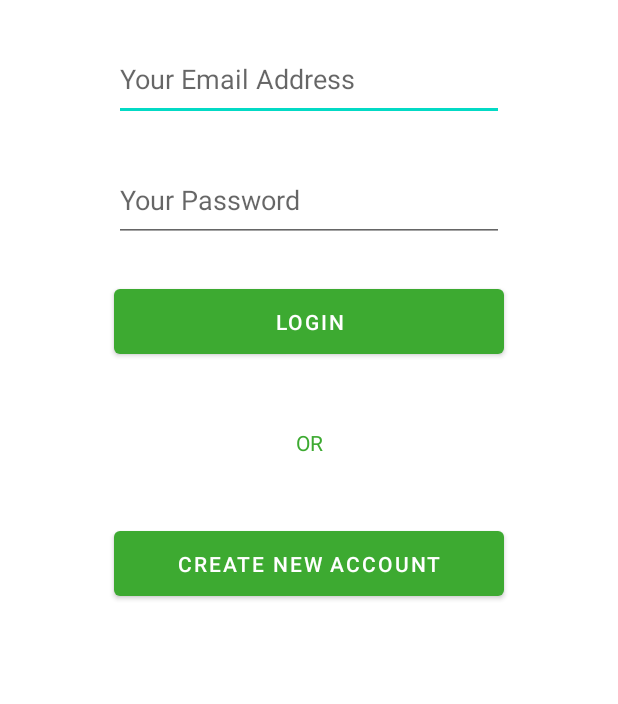
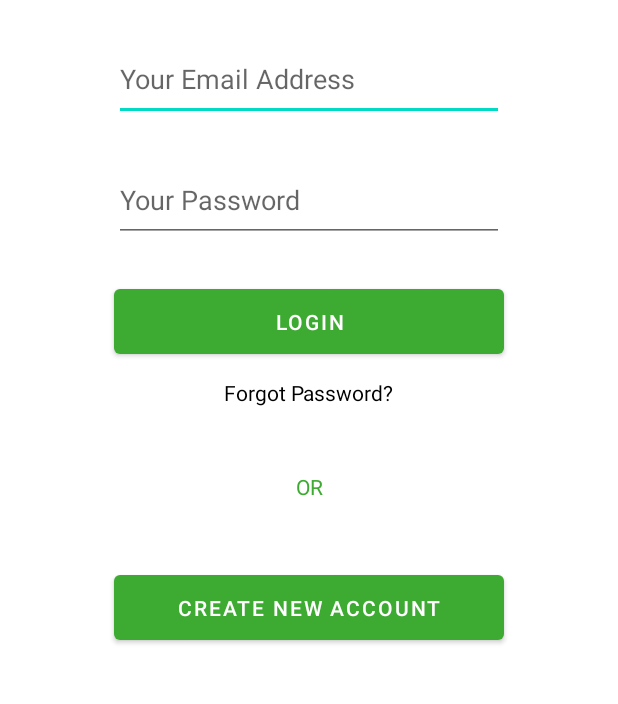
Before and after one commit to SkSabbir420/Muhammad, an Android app: the screen it shows after launch (Login), on a phone screen of 412 x 824 dp, the part 196-900 px from its top. Run offline under Robolectric (Android 15) with nearby library versions, the phone set to English and light mode, and no system bars; our stand-ins replace Firebase (no records; nobody signed in at launch, a user with empty details on screens opened directly).

Commit message:
Add Reset Password

```diff
--- a/app/build.gradle
+++ b/app/build.gradle
@@ -52,6 +52,8 @@ dependencies {
     implementation 'com.squareup.picasso:picasso:2.71828'
     implementation 'com.google.firebase:firebase-database-ktx:19.6.0'
     implementation 'androidx.legacy:legacy-support-v4:1.0.0'
+    implementation 'androidx.navigation:navigation-fragment-ktx:2.3.5'
+    implementation 'androidx.navigation:navigation-ui-ktx:2.3.5'
     testImplementation 'junit:junit:4.13.1'
     androidTestImplementation 'androidx.test.ext:junit:1.1.2'
     androidTestImplementation 'androidx.test.espresso:espresso-core:3.3.0'
--- a/app/src/main/AndroidManifest.xml
+++ b/app/src/main/AndroidManifest.xml
@@ -12,6 +12,9 @@
         android:label="@string/app_name"
         android:supportsRtl="true"
         android:theme="@style/Theme.Muhammad">
+        <activity
+            android:name=".login.ForgetPassword"
+            android:exported="true" />
         <activity
             android:name=".main.ShowSaveVideoPost"
             android:exported="true" />
--- a/app/src/main/java/com/islam/muhammad/login/Login.kt
+++ b/app/src/main/java/com/islam/muhammad/login/Login.kt
@@ -23,6 +23,10 @@ class Login : AppCompatActivity() {
 
         sing_log_in.setOnClickListener {
             val intent = Intent(this, SingUp::class.java)
+            startActivity(intent)
+        }
+        button.setOnClickListener {
+            val intent = Intent(this, ForgetPassword::class.java)
             startActivity(intent)
         }
 
--- a/app/src/main/java/com/islam/muhammad/login/SingUp.kt
+++ b/app/src/main/java/com/islam/muhammad/login/SingUp.kt
@@ -167,7 +167,7 @@ class SingUp : AppCompatActivity(){
                 val singupMap = HashMap<String, Any>()
                 singupMap["uid"] = currentUser!!.uid
                 singupMap["email"] = currentUser!!.email!!
-                singupMap["password"] = etPassword.text.toString()
+                //singupMap["password"] = etPassword.text.toString()
                 singupMap["image"] = uri.toString()
                 singupMap["username"] = personName.text.toString().lowercase()
                 singupMap["dateOfBirth"] = dateOfBirth.text.toString()
--- a/app/src/main/res/layout/activity_login.xml
+++ b/app/src/main/res/layout/activity_login.xml
@@ -57,7 +57,7 @@
         app:layout_constraintStart_toStartOf="@+id/password_log_in"
         app:layout_constraintTop_toBottomOf="@+id/password_log_in" />
 
-    <!--<Button
+    <TextView
         android:id="@+id/button"
         android:layout_width="wrap_content"
         android:layout_height="wrap_content"
@@ -66,7 +66,7 @@
         android:textColor="@color/black"
         app:layout_constraintEnd_toEndOf="@+id/save_log_in"
         app:layout_constraintStart_toStartOf="@+id/save_log_in"
-        app:layout_constraintTop_toBottomOf="@+id/save_log_in" />-->
+        app:layout_constraintTop_toBottomOf="@+id/save_log_in" />
 
     <TextView
         android:id="@+id/textView"
@@ -76,9 +76,9 @@
         android:gravity="center"
         android:text="@string/or_text"
         android:textColor="@color/love"
-        app:layout_constraintEnd_toEndOf="@+id/save_log_in"
-        app:layout_constraintStart_toStartOf="@+id/save_log_in"
-        app:layout_constraintTop_toBottomOf="@+id/save_log_in" />
+        app:layout_constraintEnd_toEndOf="@+id/button"
+        app:layout_constraintStart_toStartOf="@+id/button"
+        app:layout_constraintTop_toBottomOf="@+id/button" />
 
     <Button
         android:id="@+id/sing_log_in"
--- a/app/src/main/res/values/strings.xml
+++ b/app/src/main/res/values/strings.xml
@@ -4,7 +4,7 @@
     <string name="email_hint">Your Email Address</string>
     <string name="password_hint">Your Password</string>
     <string name="login_button">Login</string>
-    <string name="password_forget_button">Forgot Password</string>
+    <string name="password_forget_button">Forgot Password?</string>
     <string name="account_button">Create New Account</string>
     <string name="or_text">OR</string>
     <string name="DateOfBirth">Date of Birth(01-01-2021)</string>
```
Also changed, not shown: app/src/main/java/com/islam/muhammad/login/ForgetPassword.kt (added, +33 -0 lines), app/src/main/res/layout/activity_forget_password.xml (added, +52 -0 lines).
